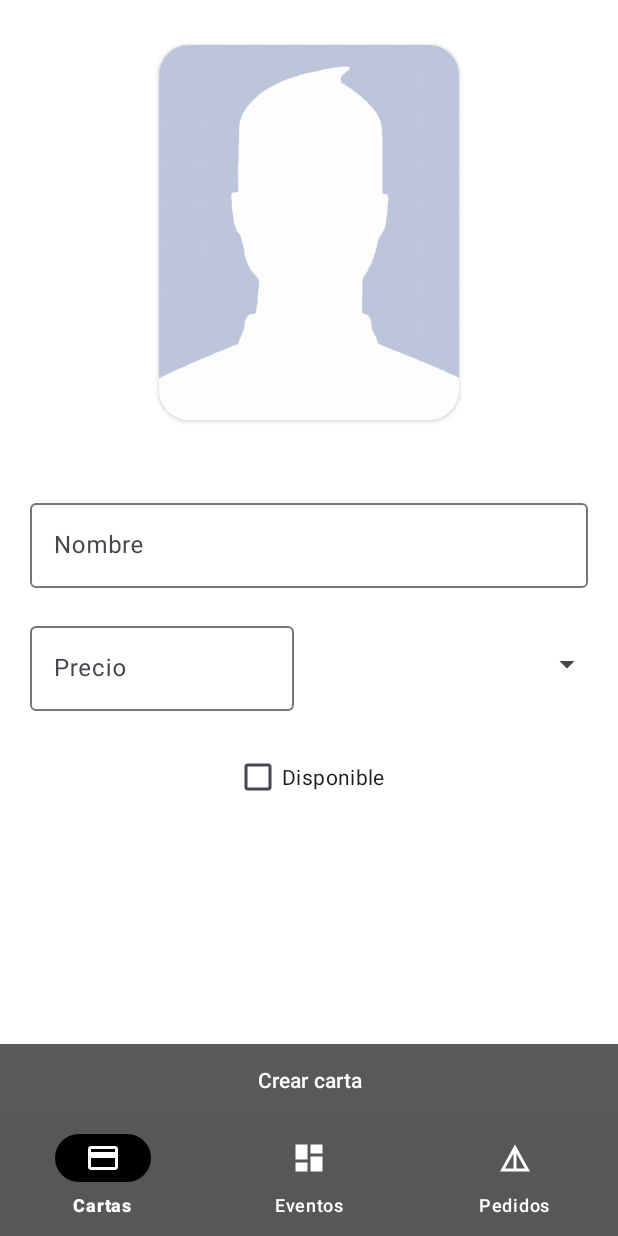
After one commit to MiguelMataRamos/PracticaFinal, an Android app: the fragment EditarCartaFragment placed in its activity, on a phone screen of 412 x 824 dp. The commit adds this screen. Run offline under Robolectric (Android 15) with nearby library versions, the phone set to English and light mode, and no system bars; our stand-ins replace Firebase (no records; nobody signed in at launch, a user with empty details on screens opened directly); 2 statements that could not run were skipped.

Commit message:
haciendo editar carta

```diff
--- a/app/src/main/java/com/example/practicafinal/AddEventoFragment.kt
+++ b/app/src/main/java/com/example/practicafinal/AddEventoFragment.kt
@@ -111,6 +111,7 @@ class AddEventoFragment : Fragment(), CoroutineScope {
         }
     }
 
+
     //Coge la foto seleccionada y la pone en el ImageView
     override fun onActivityResult(requestCode: Int, resultCode: Int, data: Intent?) {
         super.onActivityResult(requestCode, resultCode, data)
--- a/app/src/main/java/com/example/practicafinal/AdminCartasFragment.kt
+++ b/app/src/main/java/com/example/practicafinal/AdminCartasFragment.kt
@@ -1,6 +1,7 @@
 package com.example.practicafinal
 
 import android.content.Context
+import android.content.Intent
 import android.os.Bundle
 import android.text.Editable
 import android.text.TextWatcher
@@ -10,11 +11,13 @@ import android.view.LayoutInflater
 import android.view.View
 import android.view.ViewGroup
 import android.view.inputmethod.InputMethodManager
+import android.widget.PopupMenu
 import androidx.core.content.ContextCompat.getSystemService
 import androidx.recyclerview.widget.LinearLayoutManager
 import androidx.recyclerview.widget.RecyclerView
 import com.example.practicafinal.databinding.ActivityAdministradorBinding
 import com.example.practicafinal.databinding.FragmentAdminCartasBinding
+import com.google.firebase.auth.FirebaseAuth
 import com.google.firebase.database.DataSnapshot
 import com.google.firebase.database.DatabaseError
 import com.google.firebase.database.DatabaseReference
@@ -133,7 +136,12 @@ class AdminCartasFragment : Fragment() {
 
         })
 
+        bind.opciones.setOnClickListener {
+            Utilidades.showPopupMenuOptions(it, requireContext())
+        }
+
     }
+
 
     fun mostrarBusqueda() {
         bind.close.visibility = View.VISIBLE
--- /dev/null
+++ b/app/src/main/java/com/example/practicafinal/EditarCartaFragment.kt
@@ -0,0 +1,79 @@
+package com.example.practicafinal
+
+import android.os.Bundle
+import androidx.fragment.app.Fragment
+import android.view.LayoutInflater
+import android.view.View
+import android.view.ViewGroup
+import androidx.core.net.toUri
+import com.example.practicafinal.databinding.FragmentEditarCartaBinding
+
+// TODO: Rename parameter arguments, choose names that match
+// the fragment initialization parameters, e.g. ARG_ITEM_NUMBER
+private const val ARG_PARAM1 = "param1"
+private const val ARG_PARAM2 = "param2"
+
+/**
+ * A simple [Fragment] subclass.
+ * Use the [EditarCartaFragment.newInstance] factory method to
+ * create an instance of this fragment.
+ */
+class EditarCartaFragment : Fragment() {
+    lateinit var bind: FragmentEditarCartaBinding
+    // TODO: Rename and change types of parameters
+    private var param1: String? = null
+    private var param2: String? = null
+
+    override fun onCreate(savedInstanceState: Bundle?) {
+        super.onCreate(savedInstanceState)
+        arguments?.let {
+            param1 = it.getString(ARG_PARAM1)
+            param2 = it.getString(ARG_PARAM2)
+        }
+    }
+
+    override fun onCreateView(
+        inflater: LayoutInflater, container: ViewGroup?,
+        savedInstanceState: Bundle?
+    ): View? {
+        bind = FragmentEditarCartaBinding.inflate(layoutInflater)
+
+        // Obtener los datos del Bundle
+
+        val nombre = arguments?.getString("nombre")
+        val precio = arguments?.getString("precio")
+        val categoria = arguments?.getString("categoria")
+        val imagen = arguments?.getString("imagen")
+        val disponible = arguments?.getBoolean("disponible")
+
+        // Usar los datos obtenidos...
+        bind.etNombre.setText(nombre)
+        bind.etPrecio.setText(precio)
+        bind.chkDisponible.isChecked = disponible!!
+        bind.img.setImageURI(imagen!!.toUri())
+
+
+        return bind.root
+    }
+
+
+    companion object {
+        /**
+         * Use this factory method to create a new instance of
+         * this fragment using the provided parameters.
+         *
+         * @param param1 Parameter 1.
+         * @param param2 Parameter 2.
+         * @return A new instance of fragment EditarCartaFragment.
+         */
+        // TODO: Rename and change types and number of parameters
+        @JvmStatic
+        fun newInstance(param1: String, param2: String) =
+            EditarCartaFragment().apply {
+                arguments = Bundle().apply {
+                    putString(ARG_PARAM1, param1)
+                    putString(ARG_PARAM2, param2)
+                }
+            }
+    }
+}
--- /dev/null
+++ b/app/src/main/res/layout/fragment_editar_carta.xml
@@ -0,0 +1,108 @@
+<?xml version="1.0" encoding="utf-8"?>
+<FrameLayout xmlns:android="http://schemas.android.com/apk/res/android"
+    xmlns:tools="http://schemas.android.com/tools"
+    android:layout_width="match_parent"
+    android:layout_height="match_parent"
+    xmlns:app="http://schemas.android.com/apk/res-auto"
+    tools:context=".EditarCartaFragment">
+
+    <!-- TODO: Update blank fragment layout -->
+    <androidx.constraintlayout.widget.ConstraintLayout
+        android:layout_width="match_parent"
+        android:layout_height="match_parent"
+        android:background="@color/white"
+        >
+
+        <androidx.cardview.widget.CardView
+            android:id="@+id/card"
+            android:layout_width="200dp"
+            android:layout_height="250dp"
+            app:cardCornerRadius="20dp"
+            app:layout_constraintEnd_toEndOf="parent"
+            app:layout_constraintStart_toStartOf="parent"
+            app:layout_constraintTop_toTopOf="parent"
+            app:layout_constraintBottom_toTopOf="@id/tilNombre"
+            android:layout_margin="30dp">
+
+            <ImageView
+                android:id="@+id/img"
+                android:layout_width="match_parent"
+                android:layout_height="match_parent"
+                android:scaleType="centerCrop"
+                android:src="@drawable/fotodef" />
+
+        </androidx.cardview.widget.CardView>
+
+        <com.google.android.material.textfield.TextInputLayout
+            android:id="@+id/tilNombre"
+            android:layout_width="match_parent"
+            android:layout_height="wrap_content"
+            app:layout_constraintEnd_toEndOf="parent"
+            app:layout_constraintStart_toStartOf="parent"
+            app:layout_constraintTop_toBottomOf="@id/card"
+            app:layout_constraintBottom_toTopOf="@id/tilPrecio"
+            android:layout_margin="20dp">
+
+            <com.google.android.material.textfield.TextInputEditText
+                android:id="@+id/etNombre"
+                android:layout_width="match_parent"
+                android:layout_height="wrap_content"
+                android:hint="Nombre"
+                android:inputType="text" />
+
+        </com.google.android.material.textfield.TextInputLayout>
+
+
+        <androidx.appcompat.widget.AppCompatSpinner
+            android:id="@+id/spCat"
+            android:layout_width="0dp"
+            android:layout_height="0dp"
+            app:layout_constraintTop_toTopOf="@id/tilPrecio"
+            app:layout_constraintStart_toEndOf="@id/tilPrecio"
+            app:layout_constraintBottom_toBottomOf="@id/tilPrecio"
+            app:layout_constraintEnd_toEndOf="parent"
+            android:layout_margin="10dp"
+            />
+
+
+        <com.google.android.material.textfield.TextInputLayout
+            android:id="@+id/tilPrecio"
+            android:layout_width="0dp"
+            android:layout_height="wrap_content"
+            app:layout_constraintStart_toStartOf="parent"
+            app:layout_constraintTop_toBottomOf="@id/tilNombre"
+            app:layout_constraintEnd_toStartOf="@id/spCat"
+            android:layout_margin="20dp"
+            >
+
+            <com.google.android.material.textfield.TextInputEditText
+                android:id="@+id/etPrecio"
+                android:layout_width="match_parent"
+                android:layout_height="wrap_content"
+                android:hint="Precio"
+                android:inputType="numberDecimal" />
+        </com.google.android.material.textfield.TextInputLayout>
+
+        <CheckBox
+            android:id="@+id/chkDisponible"
+            android:layout_width="wrap_content"
+            android:layout_height="wrap_content"
+            android:text="Disponible"
+            app:layout_constraintEnd_toEndOf="parent"
+            app:layout_constraintStart_toStartOf="parent"
+            app:layout_constraintTop_toBottomOf="@id/tilPrecio"
+            android:layout_margin="20dp"
+            />
+
+        <Button
+            android:id="@+id/btnCrear"
+            android:layout_width="match_parent"
+            android:layout_height="wrap_content"
+            android:background="@color/black2"
+            android:text="Crear carta"
+            app:layout_constraintBottom_toBottomOf="parent" />
+
+
+    </androidx.constraintlayout.widget.ConstraintLayout>
+
+</FrameLayout>
--- /dev/null
+++ b/app/src/main/res/menu/menu_edit_del.xml
@@ -0,0 +1,13 @@
+<?xml version="1.0" encoding="utf-8"?>
+<menu xmlns:android="http://schemas.android.com/apk/res/android">
+    <item
+        android:id="@+id/edit"
+        android:title="Editar"
+
+        />
+    <item
+        android:id="@+id/del"
+        android:title="Eliminar"
+
+        />
+</menu>
```
Also changed, not shown: app/src/main/java/com/example/practicafinal/AdminEventosFragment.kt (+8 -0 lines), app/src/main/java/com/example/practicafinal/CartaAdaptador.kt (+48 -12 lines), app/src/main/java/com/example/practicafinal/Utilidades.kt (+29 -0 lines), app/src/main/res/menu/menu_opciones.xml (added, +7 -0 lines).
